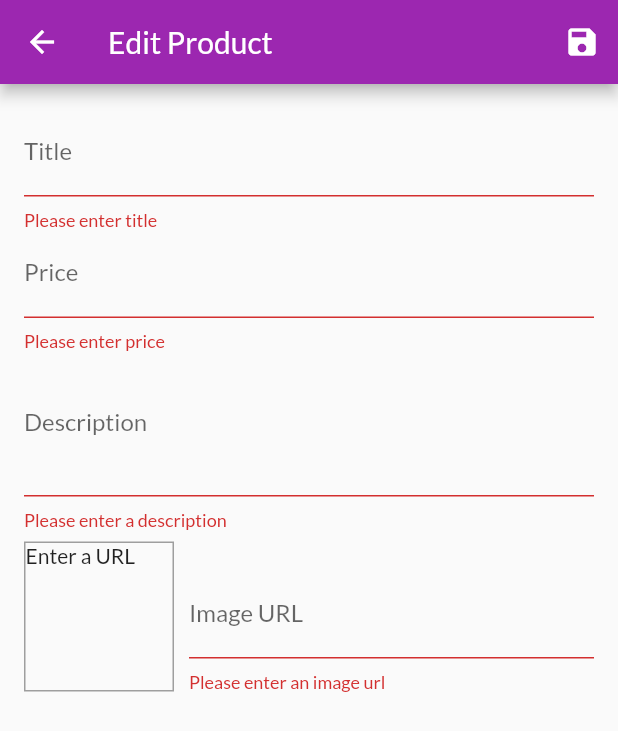
After one commit to otma88/shop_app, a Flutter app: the EditProductScreen screen opened by its route, after a tap on the "save" icon, on a phone screen of 412 x 824 dp. The commit adds this screen. Shown: the top 731 px of the screen. Run offline on Flutter 3.47's test engine with Material 2 defaults, Android fonts, the phone set to English and light mode, and no system bars; network calls fail.

Commit message:
working on app 3

```diff
--- a/lib/main.dart
+++ b/lib/main.dart
@@ -3,10 +3,12 @@ import 'package:shop_app/providers/cart.dart';
 import 'package:shop_app/providers/orders.dart';
 import 'package:shop_app/providers/products.dart';
 import 'package:shop_app/screens/cart_screen.dart';
+import 'package:shop_app/screens/edit_product_screen.dart';
 import 'package:shop_app/screens/orders_screen.dart';
 import 'package:shop_app/screens/product_detail_screen.dart';
 import 'package:shop_app/screens/products_overview_screen.dart';
 import 'package:provider/provider.dart';
+import 'package:shop_app/screens/user_product_screen.dart';
 
 void main() => runApp(MyApp());
 
@@ -33,6 +35,8 @@ class MyApp extends StatelessWidget {
             ProductDetailScreen.routeName: (ctx) => ProductDetailScreen(),
             CartScreen.routeName: (ctx) => CartScreen(),
             OrdersScreen.routeName: (ctx) => OrdersScreen(),
+            UserProductsScreen.routeName: (ctx) => UserProductsScreen(),
+            EditProductScreen.routeName: (ctx) => EditProductScreen()
           }),
     );
   }
--- a/lib/providers/orders.dart
+++ b/lib/providers/orders.dart
@@ -14,7 +14,7 @@ class Orders with ChangeNotifier {
   List<OrderItem> _orders = [];
 
   List<OrderItem> get orders {
-    return [...orders];
+    return [..._orders];
   }
 
   void addOrder(List<CartItem> cartProducts, double total) {
--- a/lib/providers/products.dart
+++ b/lib/providers/products.dart
@@ -17,7 +17,8 @@ class Products with ChangeNotifier {
       title: 'Trousers',
       description: 'A nice pair of trousers.',
       price: 59.99,
-      imageUrl: 'https://upload.wikimedia.org/wikipedia/commons/thumb/e/e8/Trousers%2C_dress_%28AM_1960.022-8%29.jpg/512px-Trousers%2C_dress_%28AM_1960.022-8%29.jpg',
+      imageUrl:
+          'https://upload.wikimedia.org/wikipedia/commons/thumb/e/e8/Trousers%2C_dress_%28AM_1960.022-8%29.jpg/512px-Trousers%2C_dress_%28AM_1960.022-8%29.jpg',
     ),
     Product(
       id: 'p3',
@@ -58,8 +59,25 @@ class Products with ChangeNotifier {
 //    notifyListeners();
 //  }
 
-  void addProduct() {
-    // _items.add(value);
+  void addProduct(Product product) {
+    final newProduct = Product(
+        title: product.title, description: product.description, price: product.price, imageUrl: product.imageUrl, id: DateTime.now().toString());
+    _items.add(newProduct);
+    notifyListeners();
+  }
+
+  void updateProduct(String id, Product newProduct) {
+    final prodIndex = _items.indexWhere((element) => element.id == id);
+    if (prodIndex >= 0) {
+      _items[prodIndex] = newProduct;
+      notifyListeners();
+    } else {
+      print('....');
+    }
+  }
+
+  void deleteProduct(String id) {
+    _items.removeWhere((element) => element.id == id);
     notifyListeners();
   }
 
--- a/lib/screens/cart_screen.dart
+++ b/lib/screens/cart_screen.dart
@@ -31,7 +31,7 @@ class CartScreen extends StatelessWidget {
                   Spacer(),
                   Chip(
                     label: Text(
-                      '\$${cart.totalAmount}',
+                      '\$${cart.totalAmount.toStringAsFixed(2)}',
                       style: TextStyle(color: Theme.of(context).primaryTextTheme.title.color),
                     ),
                     backgroundColor: Theme.of(context).primaryColor,
--- /dev/null
+++ b/lib/screens/edit_product_screen.dart
@@ -0,0 +1,238 @@
+import 'package:flutter/cupertino.dart';
+import 'package:flutter/material.dart';
+import 'package:provider/provider.dart';
+import 'package:shop_app/providers/product.dart';
+import 'package:shop_app/providers/products.dart';
+
+class EditProductScreen extends StatefulWidget {
+  static const routeName = '/edit-product';
+
+  @override
+  _EditProductScreenState createState() => _EditProductScreenState();
+}
+
+class _EditProductScreenState extends State<EditProductScreen> {
+  final _priceFocusNode = FocusNode();
+  final _descriptionFocusNode = FocusNode();
+  final _imageUrlController = TextEditingController();
+  final _imageUrlFocusNode = FocusNode();
+  final _form = GlobalKey<FormState>();
+  var _editedProduct = Product(id: null, title: '', price: 0, description: '', imageUrl: '');
+  var _isInit = true;
+  var _initValues = {'title': '', 'description': '', 'price': '', 'imageUrl': ''};
+
+  @override
+  void initState() {
+    _imageUrlFocusNode.addListener(_updateImageUrl);
+    super.initState();
+  }
+
+  @override
+  void didChangeDependencies() {
+    if (_isInit) {
+      final productId = ModalRoute.of(context).settings.arguments as String;
+      if (productId != null) {
+        _editedProduct = Provider.of<Products>(context, listen: false).findById(productId);
+        _initValues = {
+          'title': _editedProduct.title,
+          'description': _editedProduct.description,
+          'price': _editedProduct.price.toString(),
+          'imageUrl': ''
+        };
+        _imageUrlController.text = _editedProduct.imageUrl;
+      }
+
+      _isInit = false;
+      super.didChangeDependencies();
+    }
+  }
+
+  @override
+  void dispose() {
+    _imageUrlFocusNode.removeListener(_updateImageUrl);
+    _priceFocusNode.dispose();
+    _descriptionFocusNode.dispose();
+    _imageUrlFocusNode.dispose();
+    _imageUrlController.dispose();
+    super.dispose();
+  }
+
+  void _updateImageUrl() {
+    if (!_imageUrlFocusNode.hasFocus) {
+      if ((!_imageUrlController.text.startsWith('http') && !_imageUrlController.text.startsWith('https')) ||
+          (!_imageUrlController.text.endsWith('.png') && !_imageUrlController.text.endsWith('.jpg') && !_imageUrlController.text.endsWith('.jpeg'))) {
+        return;
+      }
+      setState(() {});
+    }
+  }
+
+  void _saveForm() {
+    final isValid = _form.currentState.validate();
+    if (!isValid) {
+      return;
+    }
+    _form.currentState.save();
+    if (_editedProduct.id != null) {
+      Provider.of<Products>(context, listen: false).updateProduct(_editedProduct.id, _editedProduct);
+    } else {
+      Provider.of<Products>(context, listen: false).addProduct(_editedProduct);
+    }
+
+    Navigator.of(context).pop();
+  }
+
+  @override
+  Widget build(BuildContext context) {
+    return Scaffold(
+      appBar: AppBar(
+        title: Text('Edit Product'),
+        actions: <Widget>[
+          IconButton(
+            icon: Icon(Icons.save),
+            onPressed: _saveForm,
+          )
+        ],
+      ),
+      body: Padding(
+        padding: const EdgeInsets.all(16.0),
+        child: Form(
+          key: _form,
+          child: ListView(
+            children: <Widget>[
+              TextFormField(
+                initialValue: _initValues['title'],
+                decoration: InputDecoration(labelText: 'Title'),
+                textInputAction: TextInputAction.next,
+                onFieldSubmitted: (_) {
+                  FocusScope.of(context).requestFocus(_priceFocusNode);
+                },
+                onSaved: (value) {
+                  _editedProduct = Product(
+                      title: value,
+                      price: _editedProduct.price,
+                      description: _editedProduct.description,
+                      imageUrl: _editedProduct.imageUrl,
+                      id: _editedProduct.id,
+                      isFavorite: _editedProduct.isFavorite);
+                },
+                validator: (value) {
+                  if (value.isEmpty) {
+                    return 'Please enter title';
+                  }
+                  return null;
+                },
+              ),
+              TextFormField(
+                initialValue: _initValues['price'],
+                decoration: InputDecoration(labelText: 'Price'),
+                textInputAction: TextInputAction.next,
+                keyboardType: TextInputType.number,
+                focusNode: _priceFocusNode,
+                onFieldSubmitted: (_) {
+                  FocusScope.of(context).requestFocus(_descriptionFocusNode);
+                },
+                onSaved: (value) {
+                  _editedProduct = Product(
+                      title: _editedProduct.title,
+                      price: double.parse(value),
+                      description: _editedProduct.description,
+                      imageUrl: _editedProduct.imageUrl,
+                      id: _editedProduct.id,
+                      isFavorite: _editedProduct.isFavorite);
+                },
+                validator: (value) {
+                  if (value.isEmpty) {
+                    return 'Please enter price';
+                  }
+                  if (double.tryParse(value) == null) {
+                    return 'Please enter a valid number';
+                  }
+                  if (double.parse(value) <= 0) {
+                    return 'Please enter a number greater than 0';
+                  }
+                  return null;
+                },
+              ),
+              TextFormField(
+                initialValue: _initValues['description'],
+                decoration: InputDecoration(labelText: 'Description'),
+                maxLines: 3,
+                keyboardType: TextInputType.multiline,
+                focusNode: _descriptionFocusNode,
+                onSaved: (value) {
+                  _editedProduct = Product(
+                      title: _editedProduct.title,
+                      price: _editedProduct.price,
+                      description: value,
+                      imageUrl: _editedProduct.imageUrl,
+                      id: _editedProduct.id,
+                      isFavorite: _editedProduct.isFavorite);
+                },
+                validator: (value) {
+                  if (value.isEmpty) {
+                    return 'Please enter a description';
+                  }
+                  if (value.length < 10) {
+                    return 'Please enter at least 10 characters long';
+                  }
+                  return null;
+                },
+              ),
+              Row(
+                crossAxisAlignment: CrossAxisAlignment.end,
+                children: <Widget>[
+                  Container(
+                    width: 100,
+                    height: 100,
+                    margin: EdgeInsets.only(top: 8, right: 10),
+                    decoration: BoxDecoration(border: Border.all(width: 1, color: Colors.grey)),
+                    child: _imageUrlController.text.isEmpty
+                        ? Text('Enter a URL')
+                        : FittedBox(
+                            child: Image.network(_imageUrlController.text),
+                            fit: BoxFit.cover,
+                          ),
+                  ),
+                  Expanded(
+                    child: TextFormField(
+                      decoration: InputDecoration(labelText: 'Image URL'),
+                      keyboardType: TextInputType.url,
+                      textInputAction: TextInputAction.done,
+                      controller: _imageUrlController,
+                      focusNode: _imageUrlFocusNode,
+                      onFieldSubmitted: (_) {
+                        _saveForm();
+                      },
+                      onSaved: (value) {
+                        _editedProduct = Product(
+                            title: _editedProduct.title,
+                            price: _editedProduct.price,
+                            description: _editedProduct.description,
+                            imageUrl: value,
+                            id: _editedProduct.id,
+                            isFavorite: _editedProduct.isFavorite);
+                      },
+                      validator: (value) {
+                        if (value.isEmpty) {
+                          return 'Please enter an image url';
+                        }
+                        if (!value.startsWith('http') && !value.startsWith('https')) {
+                          return 'Please enter a valid URL';
+                        }
+                        if (!value.endsWith('.png') && !value.endsWith('.jpg') && !value.endsWith('.jpeg')) {
+                          return 'Please enter a valid image URL';
+                        }
+                        return null;
+                      },
+                    ),
+                  )
+                ],
+              )
+            ],
+          ),
+        ),
+      ),
+    );
+  }
+}
--- a/lib/widgets/app_drawer.dart
+++ b/lib/widgets/app_drawer.dart
@@ -1,5 +1,6 @@
 import 'package:flutter/material.dart';
 import 'package:shop_app/screens/orders_screen.dart';
+import 'package:shop_app/screens/user_product_screen.dart';
 
 class AppDrawer extends StatelessWidget {
   @override
@@ -26,6 +27,14 @@ class AppDrawer extends StatelessWidget {
             onTap: () {
               Navigator.of(context).pushReplacementNamed(OrdersScreen.routeName);
             },
+          ),
+          Divider(),
+          ListTile(
+            leading: Icon(Icons.edit),
+            title: Text('Manage products'),
+            onTap: () {
+              Navigator.of(context).pushReplacementNamed(UserProductsScreen.routeName);
+            },
           )
         ],
       ),
```
Also changed, not shown: lib/providers/cart.dart (+15 -0 lines), lib/screens/user_product_screen.dart (added, +40 -0 lines), lib/widgets/cart_item.dart (+22 -0 lines), lib/widgets/order_item.dart (+37 -5 lines), lib/widgets/product_item.dart (+13 -0 lines), lib/widgets/user_product_item.dart (added, +43 -0 lines).
